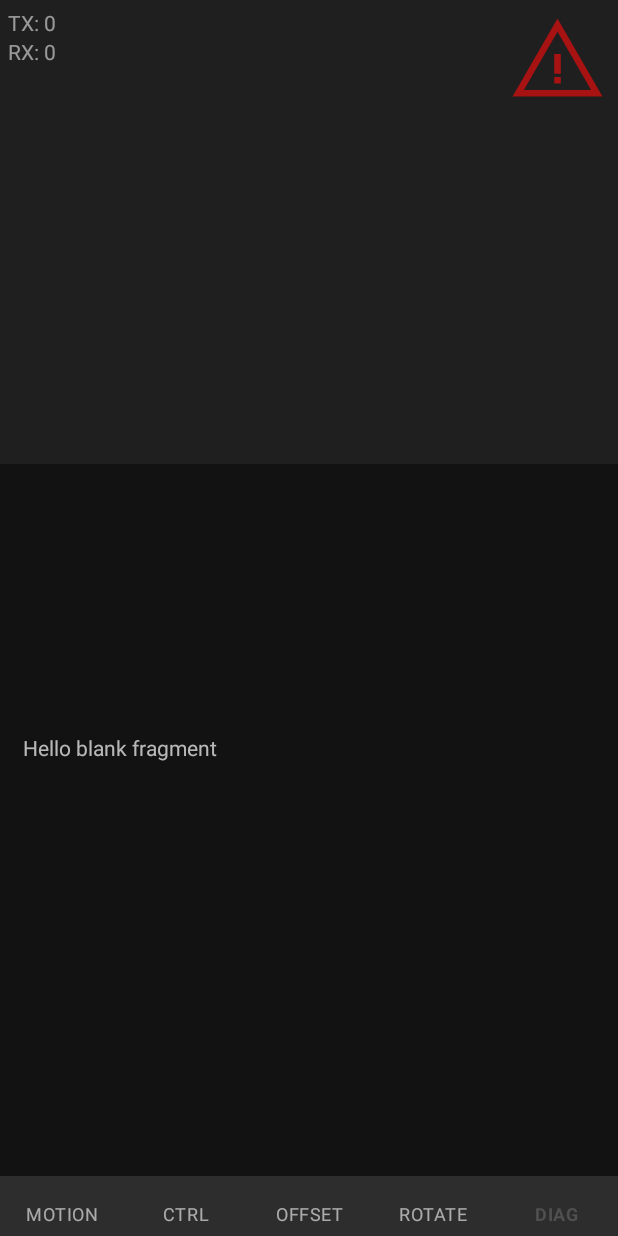
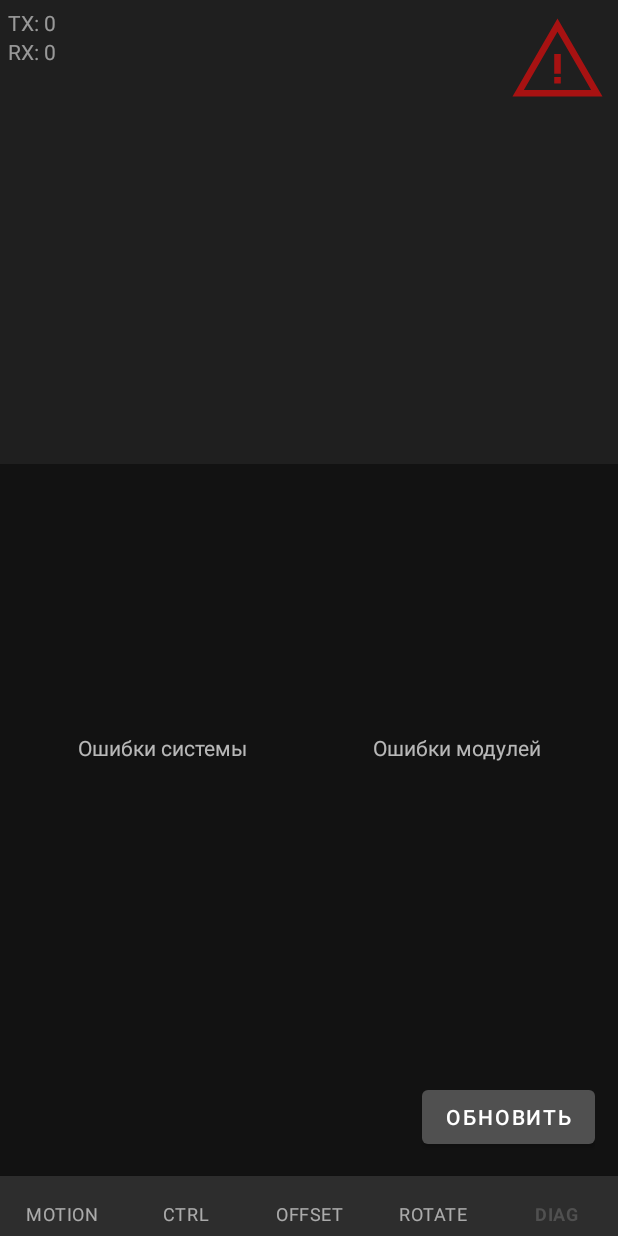
Before and after one commit to NeoProg2013/AIWM_hexapod, an Android app: the ControlActivity screen opened directly, with no data from a screen before it, item 5 of the bottom bar chosen, on a phone screen of 412 x 824 dp. Run offline under Robolectric (Android 15) with nearby library versions, the light colour scheme and no system bars.

Commit message:
Implemented diag fragment Added display errors

```diff
--- a/software/AIWM/app/build.gradle
+++ b/software/AIWM/app/build.gradle
@@ -33,6 +33,7 @@ dependencies {
     implementation 'androidx.appcompat:appcompat:1.5.1'
     implementation 'com.google.android.material:material:1.7.0'
     implementation 'androidx.constraintlayout:constraintlayout:2.1.4'
+    implementation 'androidx.gridlayout:gridlayout:1.0.0'
     testImplementation 'junit:junit:4.13.2'
     androidTestImplementation 'androidx.test.ext:junit:1.1.4'
     androidTestImplementation 'androidx.test.espresso:espresso-core:3.5.0'
--- a/software/AIWM/app/src/main/java/com/application/aiwm/ControlActivity.java
+++ b/software/AIWM/app/src/main/java/com/application/aiwm/ControlActivity.java
@@ -6,9 +6,11 @@ import androidx.fragment.app.Fragment;
 import androidx.fragment.app.FragmentManager;
 import androidx.lifecycle.ViewModelProvider;
 
+import android.annotation.SuppressLint;
 import android.os.Bundle;
 import android.util.Log;
 import android.view.MenuItem;
+import android.view.View;
 import android.widget.TextView;
 
 import com.google.android.material.bottomnavigation.BottomNavigationView;
@@ -40,6 +42,17 @@ public class ControlActivity extends AppCompatActivity implements BottomNavigati
         });
         m_viewModel.swlp.getTxPacketsCounter().observe(this, (v) -> {
             ((TextView)findViewById(R.id.textViewTx)).setText("TX: " + v.toString());
+        });
+
+        m_viewModel.swlp.getSystemStatus().observe(this, (v) -> {
+            if (v != 0) {
+                findViewById(R.id.imageViewWarning).setVisibility(View.VISIBLE);
+            }
+        });
+        m_viewModel.swlp.getModuleStatus().observe(this, (v) -> {
+            if (v != 0) {
+                findViewById(R.id.imageViewWarning).setVisibility(View.VISIBLE);
+            }
         });
 
         m_motionFragment = new MotionFragment();
--- a/software/AIWM/app/src/main/java/com/application/aiwm/Swlp.java
+++ b/software/AIWM/app/src/main/java/com/application/aiwm/Swlp.java
@@ -5,6 +5,7 @@ import android.util.Log;
 import androidx.lifecycle.MutableLiveData;
 
 import java.net.*;
+import java.util.Random;
 
 public class Swlp {
     private final static String SERVER_IP_ADDRESS = "111.111.111.111";
@@ -15,6 +16,9 @@ public class Swlp {
     private Thread m_sendThread = null;
     private MutableLiveData<Integer> m_rxCountLive = new MutableLiveData<>(0);
     private MutableLiveData<Integer> m_txCountLive = new MutableLiveData<>(0);
+
+    private MutableLiveData<Integer> m_systemStatus = new MutableLiveData<>(0);
+    private MutableLiveData<Integer> m_moduleStatus = new MutableLiveData<>(0);
 
     private int m_rxCount = 0;
     private int m_txCount = 0;
@@ -40,6 +44,8 @@ public class Swlp {
 
     public MutableLiveData<Integer> getRxPacketsCounter() { return m_rxCountLive; }
     public MutableLiveData<Integer> getTxPacketsCounter() { return m_txCountLive; }
+    public MutableLiveData<Integer> getSystemStatus() { return m_systemStatus; }
+    public MutableLiveData<Integer> getModuleStatus() { return m_moduleStatus; }
 
     public void start() {
         Log.e("SWLP", "call start()");
@@ -80,6 +86,7 @@ public class Swlp {
     }
 
     private void sendRequestLoop() {
+        Random rand = new Random();
         try {
             while (true) {
                 Log.e("SWLP", String.format("send: %d %d %d", m_curvature, m_distance, m_height));
@@ -115,6 +122,9 @@ public class Swlp {
                 ++m_txCount;
                 m_txCountLive.postValue(m_txCount);
 
+                m_systemStatus.postValue(rand.nextInt(255));
+                m_moduleStatus.postValue(rand.nextInt(255));
+
                 Thread.sleep(1000);
             }
         }
--- a/software/AIWM/app/src/main/java/fragments/DiagFragment.java
+++ b/software/AIWM/app/src/main/java/fragments/DiagFragment.java
@@ -1,66 +1,99 @@
 package fragments;
 
+import android.graphics.Color;
 import android.os.Bundle;
 
 import androidx.fragment.app.Fragment;
+import androidx.lifecycle.ViewModelProvider;
 
+import android.util.Log;
 import android.view.LayoutInflater;
 import android.view.View;
 import android.view.ViewGroup;
+import android.widget.LinearLayout;
+import android.widget.TextView;
 
+import com.application.aiwm.ControlActivityViewModel;
 import com.application.aiwm.R;
+import com.application.aiwm.joystick.SquareJoystick;
 
-/**
- * A simple {@link Fragment} subclass.
- * Use the {@link DiagFragment#newInstance} factory method to
- * create an instance of this fragment.
- */
+
 public class DiagFragment extends Fragment {
 
-    // TODO: Rename parameter arguments, choose names that match
-    // the fragment initialization parameters, e.g. ARG_ITEM_NUMBER
-    private static final String ARG_PARAM1 = "param1";
-    private static final String ARG_PARAM2 = "param2";
+    ControlActivityViewModel m_viewModel = null;
 
-    // TODO: Rename and change types of parameters
-    private String mParam1;
-    private String mParam2;
+    final private String[] m_systemErrors = {
+        "- Критическая ошибка",
+        "- Внутренняя ошибка",
+        "- Низкий заряд АКБ",
+        "- Ошибка синхронизации",
+        "- Математическая ошибка",
+        "- Ошибка I2C шины",
+    };
+    final private String[] m_moduleErrors = {
+        "- Сбой ядра передвижения",
+        "- Сбой драйвера сервоприводов",
+        "- Сбой подсистемы мониторинга",
+        "- Сбой драйвера дисплея",
+        "- Сбой подсистемы ориентации",
+        "- Сбой подсистемы сенсоров",
+    };
 
     public DiagFragment() {
         // Required empty public constructor
     }
-
-    /**
-     * Use this factory method to create a new instance of
-     * this fragment using the provided parameters.
-     *
-     * @param param1 Parameter 1.
-     * @param param2 Parameter 2.
-     * @return A new instance of fragment DiagFragment.
-     */
-    // TODO: Rename and change types and number of parameters
-    public static DiagFragment newInstance(String param1, String param2) {
-        DiagFragment fragment = new DiagFragment();
-        Bundle args = new Bundle();
-        args.putString(ARG_PARAM1, param1);
-        args.putString(ARG_PARAM2, param2);
-        fragment.setArguments(args);
-        return fragment;
+    @Override public void onCreate(Bundle savedInstanceState) {
+        super.onCreate(savedInstanceState);
     }
 
-    @Override
-    public void onCreate(Bundle savedInstanceState) {
-        super.onCreate(savedInstanceState);
-        if (getArguments() != null) {
-            mParam1 = getArguments().getString(ARG_PARAM1);
-            mParam2 = getArguments().getString(ARG_PARAM2);
-        }
+    @Override public View onCreateView(LayoutInflater inflater, ViewGroup container, Bundle savedInstanceState) {
+        Log.e("DiagFragment", "call onCreateView");
+        View root = inflater.inflate(R.layout.fragment_diag, container, false);
+
+        m_viewModel = new ViewModelProvider(getActivity()).get(ControlActivityViewModel.class);
+
+        root.findViewById(R.id.buttonDiagUpdate).setOnClickListener(new View.OnClickListener() {
+            @Override public void onClick(View view) {
+                LinearLayout l = root.findViewById(R.id.layoutSystemErrors);
+                l.removeAllViews();
+
+                int systemStatus = m_viewModel.swlp.getModuleStatus().getValue();
+                for (int i = 0; i < m_systemErrors.length; ++i) {
+                    int mask = 0x01 << i;
+                    if ((systemStatus & mask) == mask) {
+                        TextView t = new TextView(root.getContext());
+                        t.setText(m_systemErrors[i]);
+                        t.setTextColor(Color.RED);
+                        l.addView(t);
+                    }
+                }
+
+
+                l = root.findViewById(R.id.layoutModuleErrors);
+                l.removeAllViews();
+
+                int moduleStatus = m_viewModel.swlp.getModuleStatus().getValue();
+                for (int i = 0; i < m_moduleErrors.length; ++i) {
+                    int mask = 0x01 << i;
+                    if ((moduleStatus & mask) == mask) {
+                        TextView t = new TextView(root.getContext());
+                        t.setText(m_moduleErrors[i]);
+                        t.setTextColor(Color.RED);
+                        l.addView(t);
+                    }
+                }
+            }
+        });
+        return root;
     }
 
-    @Override
-    public View onCreateView(LayoutInflater inflater, ViewGroup container,
-                             Bundle savedInstanceState) {
-        // Inflate the layout for this fragment
-        return inflater.inflate(R.layout.fragment_diag, container, false);
+    @Override public void onDestroy() {
+        super.onDestroy();
+        Log.e("MotionFragment", "call onDestroy");
+    }
+
+    @Override public void onDestroyView() {
+        super.onDestroyView();
+        Log.e("MotionFragment", "call onDestroyView");
     }
 }
--- a/software/AIWM/app/src/main/res/layout/fragment_diag.xml
+++ b/software/AIWM/app/src/main/res/layout/fragment_diag.xml
@@ -1,13 +1,72 @@
-<FrameLayout xmlns:android="http://schemas.android.com/apk/res/android"
+<androidx.constraintlayout.widget.ConstraintLayout xmlns:android="http://schemas.android.com/apk/res/android"
+    xmlns:app="http://schemas.android.com/apk/res-auto"
     xmlns:tools="http://schemas.android.com/tools"
     android:layout_width="match_parent"
     android:layout_height="match_parent"
     tools:context="fragments.DiagFragment">
 
-    <!-- TODO: Update blank fragment layout -->
+    <Button
+        android:id="@+id/buttonDiagUpdate"
+        android:layout_width="wrap_content"
+        android:layout_height="wrap_content"
+        android:text="Обновить"
+        app:layout_constraintBottom_toBottomOf="parent"
+        app:layout_constraintEnd_toEndOf="parent" />
+
+    <ScrollView
+        android:id="@+id/scrollViewModuleErrors"
+        android:layout_width="0dp"
+        android:layout_height="0dp"
+        android:layout_marginStart="5dp"
+        android:layout_marginBottom="5dp"
+        app:layout_constraintBottom_toTopOf="@+id/buttonDiagUpdate"
+        app:layout_constraintEnd_toEndOf="parent"
+        app:layout_constraintStart_toEndOf="@+id/scrollViewSystemErrors"
+        app:layout_constraintTop_toBottomOf="@+id/textViewModuleErrors">
+
+        <LinearLayout
+            android:id="@+id/layoutModuleErrors"
+            android:layout_width="match_parent"
+            android:layout_height="wrap_content"
+            android:orientation="vertical" />
+    </ScrollView>
+
     <TextView
-        android:layout_width="match_parent"
-        android:layout_height="match_parent"
-        android:text="@string/hello_blank_fragment" />
+        android:id="@+id/textViewSystemErrors"
+        android:layout_width="0dp"
+        android:layout_height="wrap_content"
+        android:text="Ошибки системы"
+        android:textAlignment="center"
+        app:layout_constraintEnd_toEndOf="@+id/scrollViewSystemErrors"
+        app:layout_constraintStart_toStartOf="parent"
+        app:layout_constraintTop_toTopOf="parent" />
 
-</FrameLayout>
+    <TextView
+        android:id="@+id/textViewModuleErrors"
+        android:layout_width="0dp"
+        android:layout_height="wrap_content"
+        android:text="Ошибки модулей"
+        android:textAlignment="center"
+        app:layout_constraintEnd_toEndOf="parent"
+        app:layout_constraintStart_toStartOf="@+id/scrollViewModuleErrors"
+        app:layout_constraintTop_toTopOf="parent" />
+
+    <ScrollView
+        android:id="@+id/scrollViewSystemErrors"
+        android:layout_width="0dp"
+        android:layout_height="0dp"
+        android:layout_marginEnd="5dp"
+        android:layout_marginBottom="5dp"
+        app:layout_constraintBottom_toTopOf="@+id/buttonDiagUpdate"
+        app:layout_constraintEnd_toStartOf="@+id/scrollViewModuleErrors"
+        app:layout_constraintStart_toStartOf="parent"
+        app:layout_constraintTop_toBottomOf="@+id/textViewSystemErrors">
+
+        <LinearLayout
+            android:id="@+id/layoutSystemErrors"
+            android:layout_width="match_parent"
+            android:layout_height="wrap_content"
+            android:orientation="vertical" />
+    </ScrollView>
+
+</androidx.constraintlayout.widget.ConstraintLayout>
```
